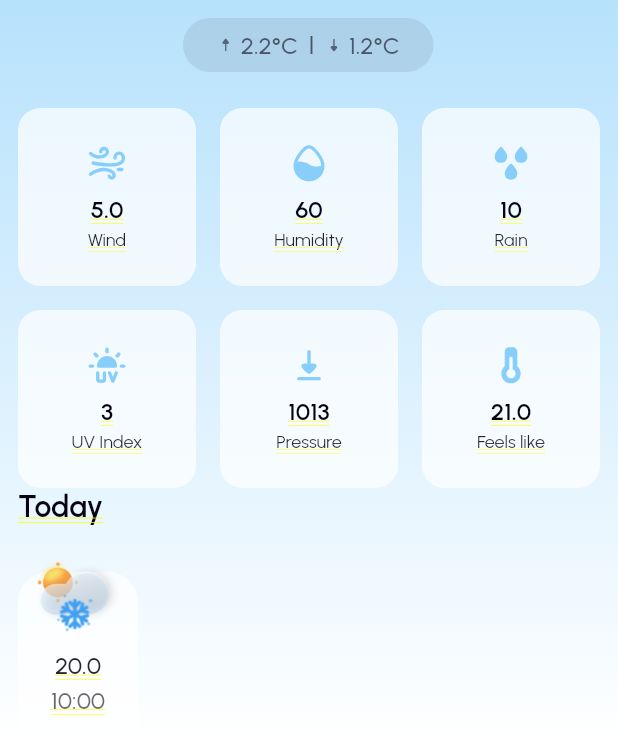
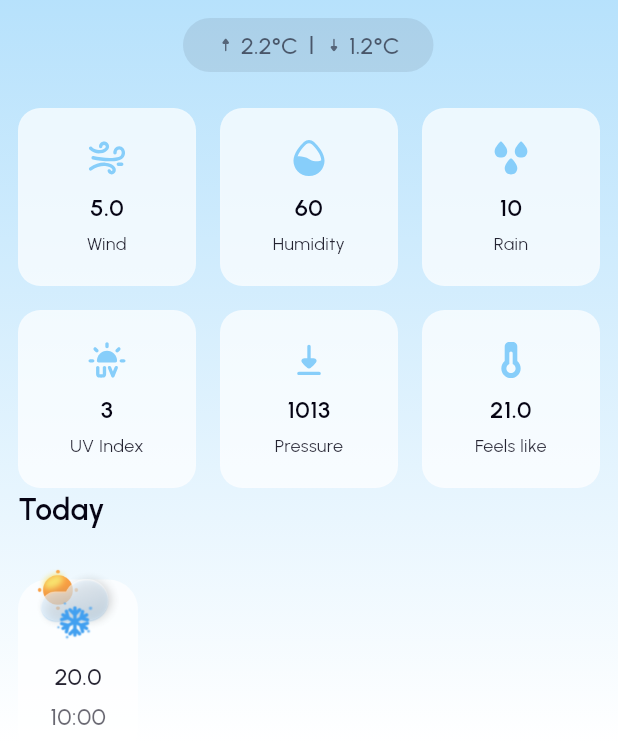
Before and after one commit to Newyork-Squad/weather_app, a Flutter app: the screen it shows after launch, on a phone screen of 412 x 824 dp, the part 492-1236 px from its top. Run offline on Flutter 3.47's test engine with Material 3 defaults, Android fonts, the phone set to English and light mode, and no system bars; our stand-ins replace dio, flutter_svg.

Commit message:
fix: remove yellow underline text

```diff
--- a/lib/main.dart
+++ b/lib/main.dart
@@ -4,7 +4,15 @@ import 'package:weather_app/ui/designSystem/theme/weather_theme.dart';
 import 'package:weather_app/ui/screen/home_screen.dart';
 
 void main() {
-  runApp(MaterialApp( debugShowCheckedModeBanner: false, home: AppThemeProvider(brightness: Brightness.light, child: const MyApp())));
+  runApp(
+    MaterialApp(
+      debugShowCheckedModeBanner: false,
+      home: AppThemeProvider(
+        brightness: Brightness.light,
+        child: const MyApp(),
+      ),
+    ),
+  );
 }
 
 class MyApp extends StatelessWidget {
@@ -13,9 +21,11 @@ class MyApp extends StatelessWidget {
   @override
   Widget build(BuildContext context) {
     final theme = MyWeatherTheme.of(context);
-    return Directionality(
+    return Material(
+      child: Directionality(
         textDirection: TextDirection.ltr,
-      child: Container( // Same background for the entire app
+        child: Container(
+          // Same background for the entire app
           decoration: BoxDecoration(
             gradient: LinearGradient(
               colors: [
@@ -26,7 +36,10 @@ class MyApp extends StatelessWidget {
               end: Alignment.bottomCenter,
             ),
           ),
-        child: SafeArea(child: MyHomePage()), // SafeArea to avoid overlaps with system UI
+          child: SafeArea(
+            child: MyHomePage(),
+          ), // SafeArea to avoid overlaps with system UI
+        ),
       ),
     );
   }
```
Lines whose indentation alone changed are shown as unchanged.
